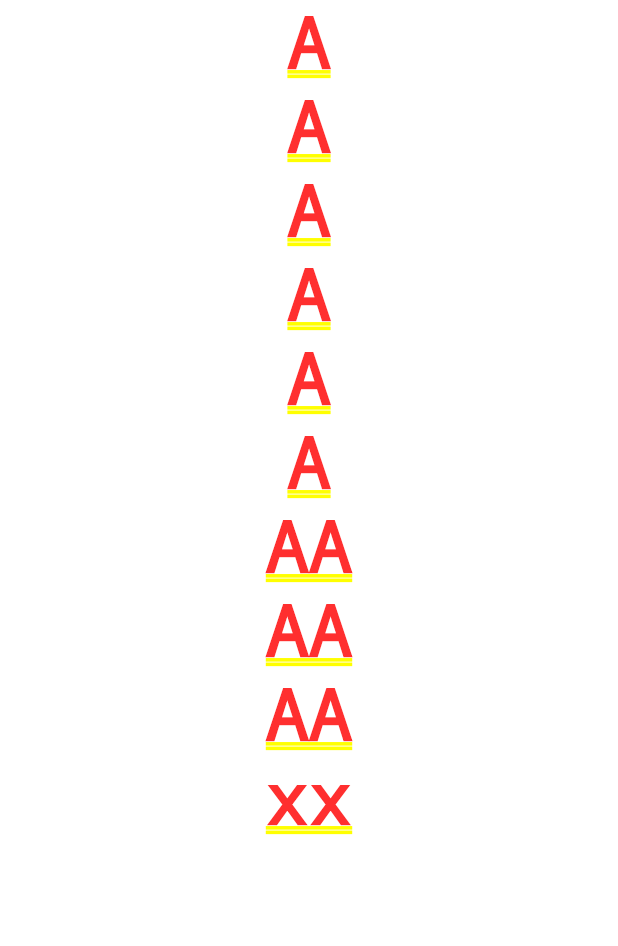
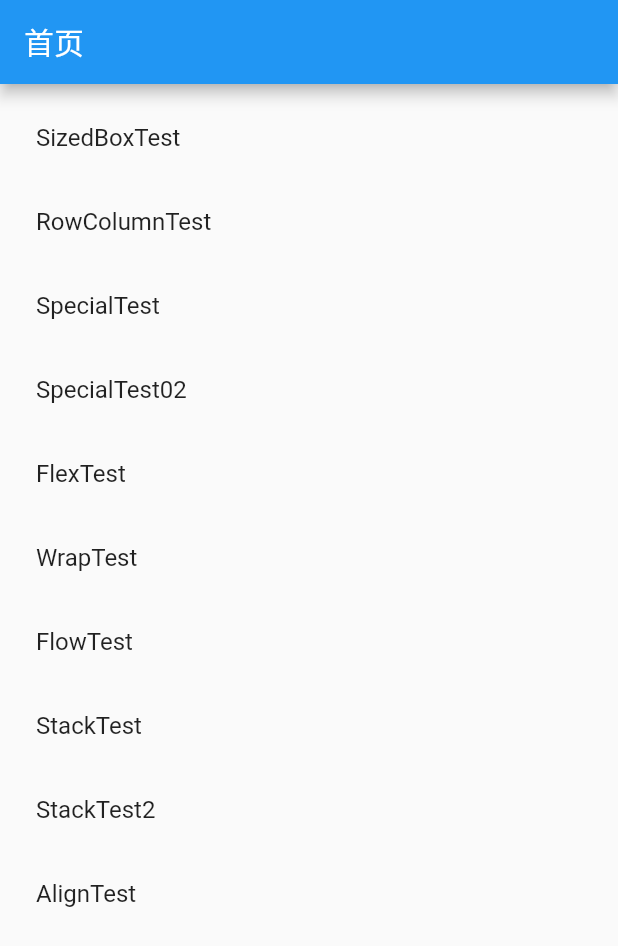
Before and after one commit to Wenweipeng/flutter_application_4, a Flutter app: the screen it shows after launch, on a phone screen of 412 x 824 dp. Shown: the top 946 px of the screen. Run offline on Flutter 3.47's test engine with Material 2 defaults, Android fonts, the phone set to English and light mode, and no system bars.

Commit message:
增加首页列表

```diff
--- a/lib/main.dart
+++ b/lib/main.dart
@@ -14,8 +14,141 @@ class MyApp extends StatelessWidget {
       theme: ThemeData(
         primarySwatch: Colors.blue,
       ),
-      home: LayoutBuilderRoute(),
+      home: HomePage(),
       debugShowCheckedModeBanner: false,
+    );
+  }
+}
+
+class HomePage extends StatefulWidget {
+  const HomePage({Key? key}) : super(key: key);
+
+  @override
+  State<HomePage> createState() => _HomePageState();
+}
+
+class _HomePageState extends State<HomePage> {
+  @override
+  Widget build(BuildContext context) {
+    return Scaffold(
+      appBar: AppBar(
+        title: Text('首页'),
+      ),
+      body: ListView(
+        padding: EdgeInsets.all(8),
+        children: [
+          ListTile(
+            title: Text('SizedBoxTest'),
+            onTap: () {
+              Navigator.push(
+                context,
+                MaterialPageRoute(
+                  builder: (context) => const SizedBoxTest(),
+                ),
+              );
+            },
+          ),
+          ListTile(
+            title: Text('RowColumnTest'),
+            onTap: () {
+              Navigator.push(
+                context,
+                MaterialPageRoute(
+                  builder: (context) => const RowColumnTest(),
+                ),
+              );
+            },
+          ),
+          ListTile(
+            title: Text('SpecialTest'),
+            onTap: () {
+              Navigator.push(
+                context,
+                MaterialPageRoute(
+                  builder: (context) => const SpecialTest(),
+                ),
+              );
+            },
+          ),
+          ListTile(
+            title: Text('SpecialTest02'),
+            onTap: () {
+              Navigator.push(
+                context,
+                MaterialPageRoute(
+                  builder: (context) => const SpecialTest02(),
+                ),
+              );
+            },
+          ),
+          ListTile(
+            title: Text('FlexTest'),
+            onTap: () {
+              Navigator.push(
+                context,
+                MaterialPageRoute(
+                  builder: (context) => const FlexTest(),
+                ),
+              );
+            },
+          ),
+          ListTile(
+            title: Text('WrapTest'),
+            onTap: () {
+              Navigator.push(
+                context,
+                MaterialPageRoute(
+                  builder: (context) => const WrapTest(),
+                ),
+              );
+            },
+          ),
+          ListTile(
+            title: Text('FlowTest'),
+            onTap: () {
+              Navigator.push(
+                context,
+                MaterialPageRoute(
+                  builder: (context) => const FlowTest(),
+                ),
+              );
+            },
+          ),
+          ListTile(
+            title: Text('StackTest'),
+            onTap: () {
+              Navigator.push(
+                context,
+                MaterialPageRoute(
+                  builder: (context) => const StackTest(),
+                ),
+              );
+            },
+          ),
+          ListTile(
+            title: Text('StackTest2'),
+            onTap: () {
+              Navigator.push(
+                context,
+                MaterialPageRoute(
+                  builder: (context) => const StackTest2(),
+                ),
+              );
+            },
+          ),
+          ListTile(
+            title: Text('AlignTest'),
+            onTap: () {
+              Navigator.push(
+                context,
+                MaterialPageRoute(
+                  builder: (context) => const AlignTest(),
+                ),
+              );
+            },
+          ),
+        ],
+      ),
     );
   }
 }
@@ -175,14 +308,14 @@ class _RowColumnTestState extends State<RowColumnTest> {
   }
 }
 
-class Test02 extends StatefulWidget {
-  const Test02({Key? key}) : super(key: key);
+class SpecialTest extends StatefulWidget {
+  const SpecialTest({Key? key}) : super(key: key);
 
   @override
-  State<Test02> createState() => _Test02State();
+  State<SpecialTest> createState() => _SpecialTestState();
 }
 
-class _Test02State extends State<Test02> {
+class _SpecialTestState extends State<SpecialTest> {
   @override
   Widget build(BuildContext context) {
     return Scaffold(
@@ -215,14 +348,14 @@ class _Test02State extends State<Test02> {
   }
 }
 
-class Test03 extends StatefulWidget {
-  const Test03({Key? key}) : super(key: key);
+class SpecialTest02 extends StatefulWidget {
+  const SpecialTest02({Key? key}) : super(key: key);
 
   @override
-  State<Test03> createState() => _Test03State();
+  State<SpecialTest02> createState() => _SpecialTest02State();
 }
 
-class _Test03State extends State<Test03> {
+class _SpecialTest02State extends State<SpecialTest02> {
   @override
   Widget build(BuildContext context) {
     return Scaffold(
@@ -686,7 +819,7 @@ class LayoutBuilderRoute extends StatelessWidget {
         // 限制宽度为190，小于 200
         SizedBox(width: 190, child: ResponsiveColumn(children: _children)),
         ResponsiveColumn(children: _children),
-        LayoutLogPrint(child:Text("xx")) // 下面介绍
+        LayoutLogPrint(child: Text("xx")) // 下面介绍
       ],
     );
   }
```
